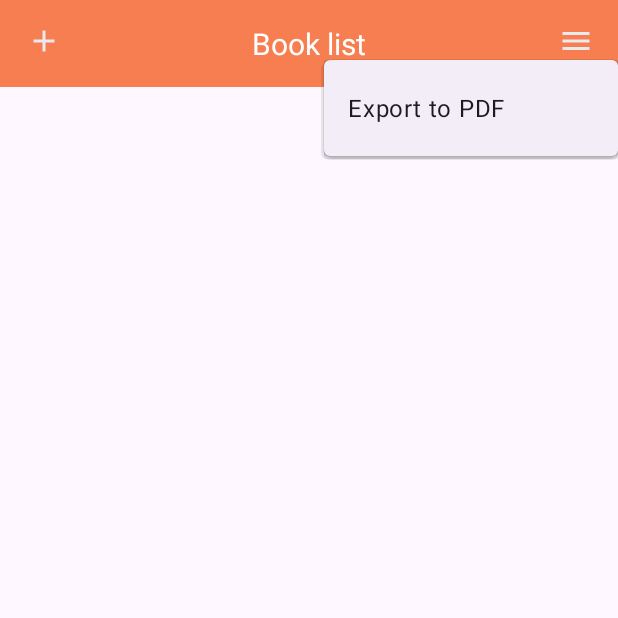
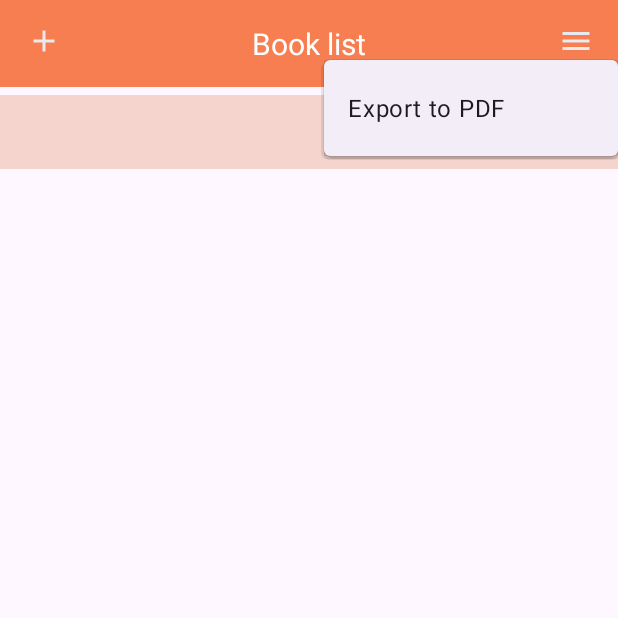
Before and after one commit to Gustavo2500/CodexDB, an Android app: the screen it shows after launch (MainActivity), after a tap on an icon or button, on a phone screen of 412 x 824 dp, the top half of it. Run offline under Robolectric (Android 15) with nearby library versions, the phone set to English and light mode, and no system bars; libraries missing offline, so code that uses them is left out: com.google.zxing.integration.

Commit message:
Added sorting to book list.
Added sortBooks() function with a Comparator to sort the bookList ArrayList by title or author, in descending or ascending order.

```diff
--- /dev/null
+++ b/app/src/main/res/drawable/alpha_sort.xml
@@ -0,0 +1,10 @@
+<vector xmlns:android="http://schemas.android.com/apk/res/android"
+    android:width="24dp"
+    android:height="24dp"
+    android:viewportWidth="960"
+    android:viewportHeight="960"
+    android:tint="?attr/colorControlNormal">
+  <path
+      android:fillColor="@android:color/white"
+      android:pathData="M80,680L230,280L316,280L466,680L384,680L350,584L196,584L164,680L80,680ZM220,516L324,516L276,366L270,366L220,516ZM548,680L548,604L750,352L556,352L556,280L838,280L838,356L638,608L840,608L840,680L548,680ZM360,200L480,80L600,200L360,200ZM480,880L360,760L600,760L480,880Z"/>
+</vector>
--- a/app/src/main/res/layout/activity_main.xml
+++ b/app/src/main/res/layout/activity_main.xml
@@ -19,11 +19,47 @@
         android:id="@+id/bookList"
         android:layout_width="match_parent"
         android:layout_height="match_parent"
-        android:layout_marginTop="58dp"
+        android:layout_marginTop="105dp"
         app:layout_constraintBottom_toBottomOf="parent"
         app:layout_constraintEnd_toEndOf="parent"
         app:layout_constraintHorizontal_bias="0.0"
         app:layout_constraintStart_toStartOf="parent"
         app:layout_constraintTop_toTopOf="parent" />
 
+    <androidx.constraintlayout.widget.ConstraintLayout
+        android:layout_width="match_parent"
+        android:layout_height="49dp"
+        android:background="@color/secondary_toolbar"
+        app:layout_constraintBottom_toBottomOf="parent"
+        app:layout_constraintEnd_toEndOf="parent"
+        app:layout_constraintHorizontal_bias="0.0"
+        app:layout_constraintStart_toEndOf="@+id/mainToolbar"
+        app:layout_constraintTop_toTopOf="parent"
+        app:layout_constraintVertical_bias="0.082">
+
+        <ImageButton
+            android:id="@+id/sort_icon"
+            android:layout_width="48dp"
+            android:layout_height="49dp"
+            android:background="@color/transparent"
+            android:contentDescription="@string/sort_list"
+            app:layout_constraintBottom_toBottomOf="parent"
+            app:layout_constraintEnd_toEndOf="parent"
+            app:layout_constraintTop_toTopOf="parent"
+            app:srcCompat="@drawable/alpha_sort" />
+
+        <TextView
+            android:id="@+id/sort_method"
+            android:layout_width="wrap_content"
+            android:layout_height="wrap_content"
+            android:gravity="right"
+            android:text="@string/sort_default"
+            android:textAlignment="gravity"
+            app:layout_constraintBottom_toBottomOf="parent"
+            app:layout_constraintEnd_toStartOf="@+id/sort_icon"
+            app:layout_constraintHorizontal_bias="1.0"
+            app:layout_constraintStart_toStartOf="parent"
+            app:layout_constraintTop_toTopOf="parent" />
+    </androidx.constraintlayout.widget.ConstraintLayout>
+
 </androidx.constraintlayout.widget.ConstraintLayout>
--- /dev/null
+++ b/app/src/main/res/menu/menu_sort.xml
@@ -0,0 +1,21 @@
+<menu xmlns:android="http://schemas.android.com/apk/res/android"
+    xmlns:app="http://schemas.android.com/apk/res-auto"
+    xmlns:tools="http://schemas.android.com/tools"
+    tools:context="com.github.codexdb.MainActivity">
+    <item
+        android:id="@+id/menu_default_sort"
+        android:title="@string/sort_default_menu" />
+    <item
+        android:id="@+id/menu_title_desc_sort"
+        android:title="@string/sort_title_desc_menu" />
+    <item
+        android:id="@+id/menu_title_asc_sort"
+        android:title="@string/sort_title_asc_menu" />
+    <item
+        android:id="@+id/menu_author_desc_sort"
+        android:title="@string/sort_auhtor_desc_menu" />
+    <item
+        android:id="@+id/menu_author_asc_sort"
+        android:title="@string/sort_auhtor_asc_menu" />
+
+</menu>
--- a/app/src/main/res/values-night/colors.xml
+++ b/app/src/main/res/values-night/colors.xml
@@ -5,4 +5,5 @@
     <color name="toolbarBg">#f77e50</color>
     <color name="transparent">#00000000</color>
     <color name="lightText">#999999</color>
+    <color name="secondary_toolbar">#453531</color>
 </resources>
--- a/app/src/main/res/values/colors.xml
+++ b/app/src/main/res/values/colors.xml
@@ -5,4 +5,5 @@
     <color name="toolbarBg">#f77e50</color>
     <color name="transparent">#00000000</color>
     <color name="lightText">#999999</color>
+    <color name="secondary_toolbar">#F4D4CD</color>
 </resources>
--- a/app/src/main/res/values/strings.xml
+++ b/app/src/main/res/values/strings.xml
@@ -12,4 +12,16 @@
     <string name="book_author_label">Author name:</string>
     <string name="editText_title_label">Title</string>
     <string name="editText_author_label">Author</string>
+    <string name="sort_list">Sort list</string>
+    <string name="sort_default">Default sort</string>
+    <string name="sort_title_desc">Sort by title (desc.)</string>
+    <string name="sort_author_desc">Sort by author (desc.)</string>
+    <string name="sort_title_asc">Sort by title (asc.)</string>
+    <string name="sort_auhtor_asc">Sort by author (asc.)</string>
+
+    <string name="sort_default_menu">No sorting</string>
+    <string name="sort_title_desc_menu">Sort by title (desc.)</string>
+    <string name="sort_auhtor_desc_menu">Sort by author (desc.)</string>
+    <string name="sort_title_asc_menu">Sort by title (asc.)</string>
+    <string name="sort_auhtor_asc_menu">Sort by author (asc.)</string>
 </resources>
```
Also changed, not shown: app/src/main/java/com/github/codexdb/MainActivity.java (+82 -3 lines), app/src/main/res/drawable/bg_item.png (deleted).
